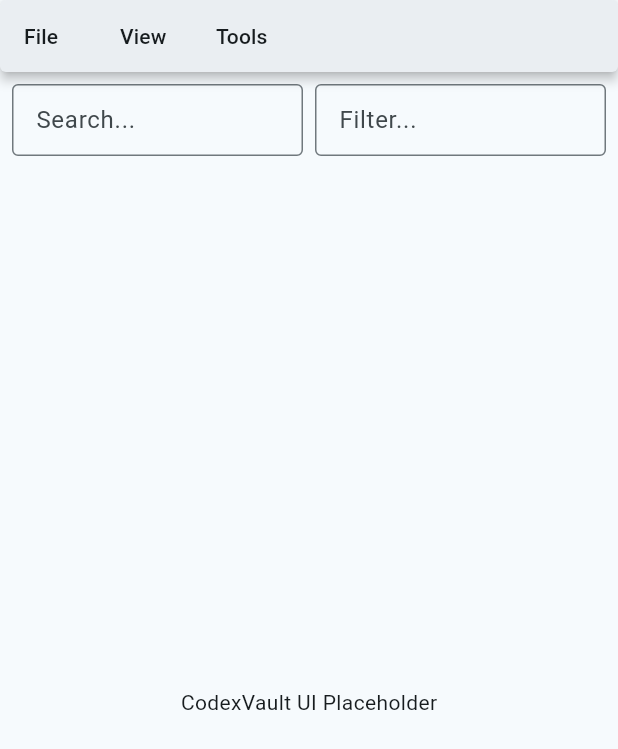
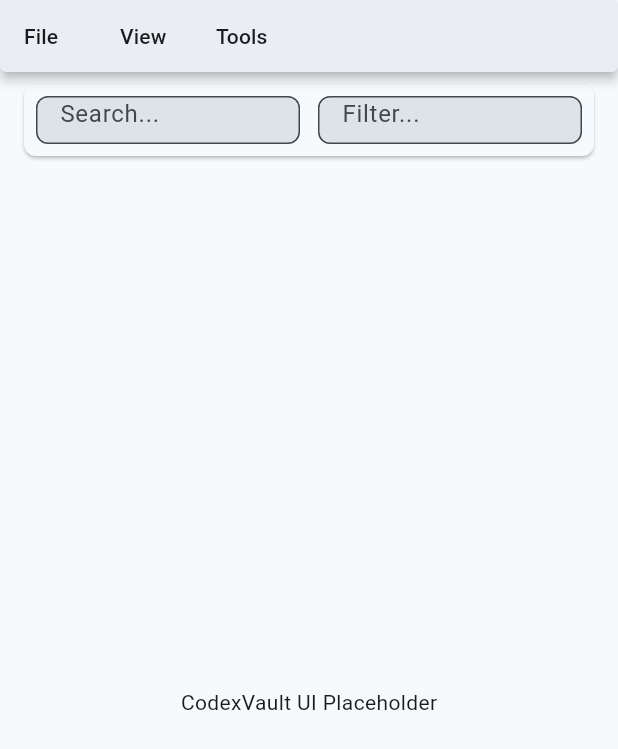
Before and after one commit to cohinteractive/exiv, a Flutter app: the screen it shows after launch, on a phone screen of 412 x 824 dp. Shown: the top 749 px of the screen. Run offline on Flutter 3.47's test engine with Material 3 defaults, Android fonts, the phone set to English and light mode, and no system bars; missing offline and left inert: window_manager.

```diff
--- a/lib/main.dart
+++ b/lib/main.dart
@@ -61,33 +61,54 @@ class _ScaffoldWithMenuState extends State<ScaffoldWithMenu> {
       body: Column(
         children: [
           Padding(
-            padding: const EdgeInsets.all(8.0),
+            padding: const EdgeInsets.symmetric(horizontal: 16, vertical: 8),
+            child: Material(
+              elevation: 1,
+              borderRadius: BorderRadius.circular(8),
               child: SizedBox(
                 height: 48,
+                child: Padding(
+                  padding: const EdgeInsets.all(8),
                   child: Row(
                     children: [
-                  Expanded(
+                      Flexible(
+                        flex: 1,
                         child: TextField(
                           controller: _searchController,
                           onChanged: (value) => print('Search: $value'),
-                      decoration: const InputDecoration(
-                        labelText: 'Search...',
-                        border: OutlineInputBorder(),
+                          decoration: InputDecoration(
+                            hintText: 'Search...',
+                            filled: true,
+                            fillColor: Theme.of(context).colorScheme.surfaceVariant,
+                            contentPadding: const EdgeInsets.symmetric(
+                                horizontal: 12, vertical: 12),
+                            border: OutlineInputBorder(
+                              borderRadius: BorderRadius.circular(8),
                             ),
                           ),
                         ),
-                  const SizedBox(width: 8),
-                  Expanded(
+                      ),
+                      const SizedBox(width: 12),
+                      Flexible(
+                        flex: 1,
                         child: TextField(
                           controller: _filterController,
                           onChanged: (value) => print('Filter: $value'),
-                      decoration: const InputDecoration(
-                        labelText: 'Filter...',
-                        border: OutlineInputBorder(),
+                          decoration: InputDecoration(
+                            hintText: 'Filter...',
+                            filled: true,
+                            fillColor: Theme.of(context).colorScheme.surfaceVariant,
+                            contentPadding: const EdgeInsets.symmetric(
+                                horizontal: 12, vertical: 12),
+                            border: OutlineInputBorder(
+                              borderRadius: BorderRadius.circular(8),
+                            ),
                           ),
                         ),
                       ),
                     ],
+                  ),
+                ),
               ),
             ),
           ),
```
Also changed, not shown: 1 other file. Lines whose indentation alone changed are shown as unchanged.
